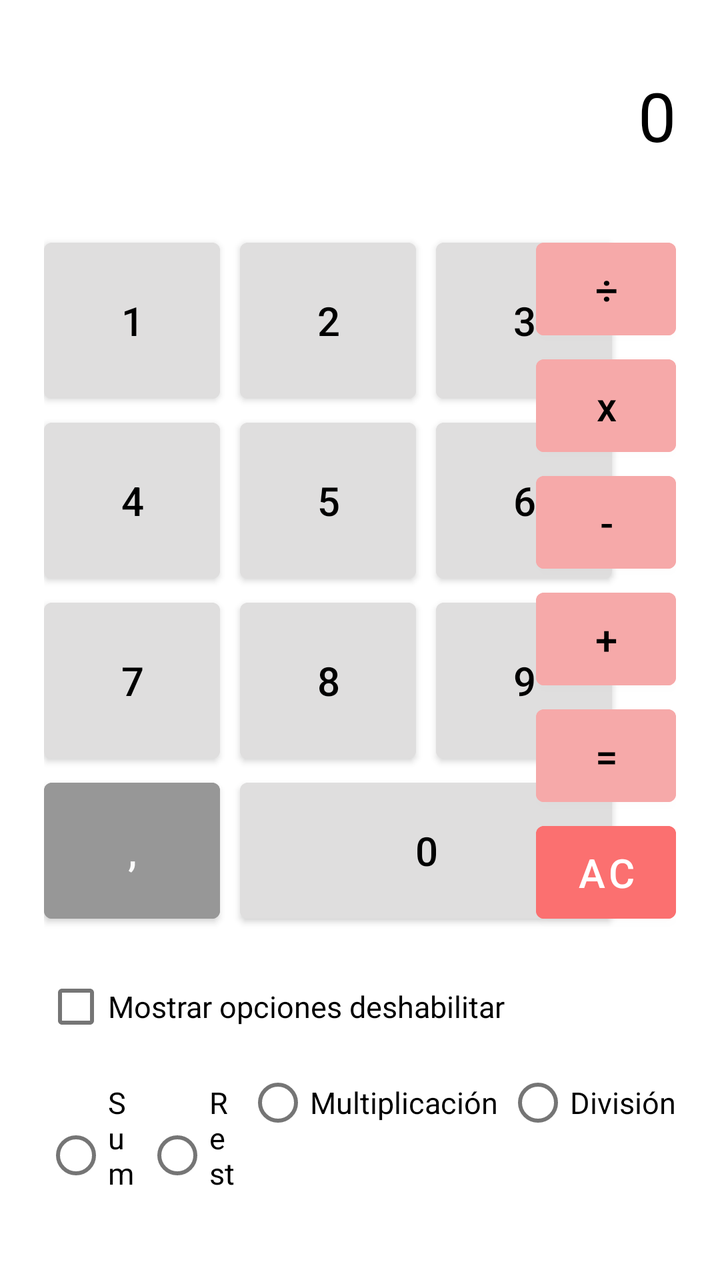
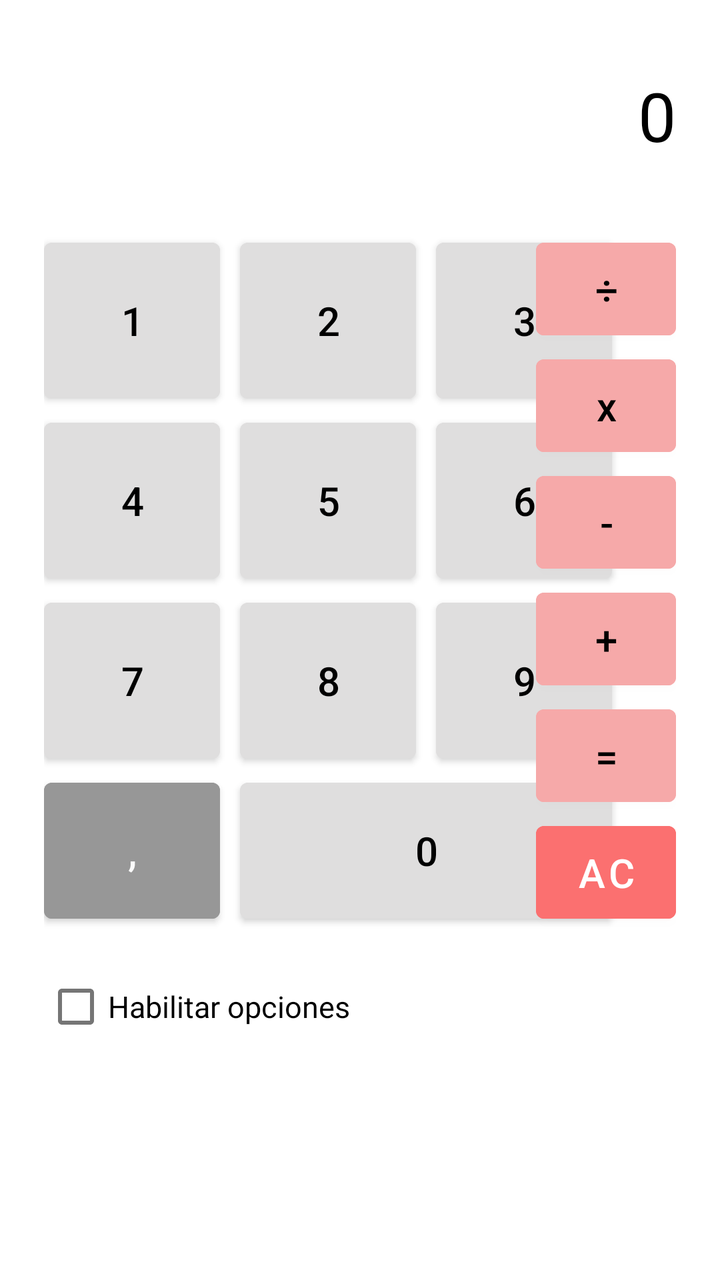

The first picture is an Android layout as it rendered before a commit; the second is the same layout after the commit. The layout source and the unified diff follow.
<!-- AndroidManifest.xml: application theme Theme.Calculator -->
<!-- res/layout/activity_main.xml -->
<?xml version="1.0" encoding="utf-8"?>
<androidx.constraintlayout.widget.ConstraintLayout xmlns:android="http://schemas.android.com/apk/res/android"
    xmlns:app="http://schemas.android.com/apk/res-auto"
    xmlns:tools="http://schemas.android.com/tools"
    android:layout_width="match_parent"
    android:layout_height="match_parent"
    tools:context=".MainActivity">

    <TextView
        android:id="@+id/textView"
        android:layout_width="wrap_content"
        android:layout_height="wrap_content"
        android:text="0"
        android:textColor="#000000"
        android:textSize="34sp"
        app:layout_constraintBottom_toTopOf="@+id/guideline"
        app:layout_constraintEnd_toEndOf="@+id/linearLayout2"
        app:layout_constraintTop_toTopOf="parent" />

    <androidx.constraintlayout.widget.Guideline
        android:id="@+id/guideline"
        android:layout_width="wrap_content"
        android:layout_height="wrap_content"
        android:orientation="horizontal"
        app:layout_constraintGuide_percent="0.18" />

    <TableLayout
        android:id="@+id/tableLayout"
        android:layout_width="wrap_content"
        android:layout_height="wrap_content"
        android:layout_marginStart="22dp"
        app:layout_constraintStart_toStartOf="parent"
        app:layout_constraintTop_toTopOf="@+id/guideline">

        <TableRow
            android:layout_width="match_parent"
            android:layout_height="match_parent">

            <Button
                android:id="@+id/button1"
                android:layout_width="wrap_content"
                android:layout_height="90dp"
                android:layout_marginRight="10dp"
                android:backgroundTint="#DFDEDE"
                android:onClick="onClick"
                android:text="1"
                android:textColor="#000000"
                android:textSize="20sp"
                android:textStyle="normal" />

            <Button
                android:id="@+id/button2"
                android:layout_width="wrap_content"
                android:layout_height="90dp"
                android:layout_marginRight="10dp"
                android:backgroundTint="#DFDEDE"
                android:onClick="onClick"
                android:text="2"
                android:textColor="#000000"
                android:textSize="20sp" />

            <Button
                android:id="@+id/button3"
                android:layout_width="wrap_content"
                android:layout_height="90dp"
                android:layout_marginRight="10dp"
                android:backgroundTint="#DFDEDE"
                android:onClick="onClick"
                android:text="3"
                android:textColor="#000000"
                android:textSize="20sp" />
        </TableRow>

        <TableRow
            android:layout_width="match_parent"
            android:layout_height="match_parent">

            <Button
                android:id="@+id/button4"
                android:layout_width="wrap_content"
                android:layout_height="90dp"
                android:layout_marginRight="10dp"
                android:backgroundTint="#DFDEDE"
                android:onClick="onClick"
                android:text="4"
                android:textColor="#000000"
                android:textSize="20sp" />

            <Button
                android:id="@+id/button5"
                android:layout_width="wrap_content"
                android:layout_height="90dp"
                android:layout_marginRight="10dp"
                android:backgroundTint="#DFDEDE"
                android:onClick="onClick"
                android:text="5"
                android:textColor="#000000"
                android:textSize="20sp" />

            <Button
                android:id="@+id/button6"
                android:layout_width="wrap_content"
                android:layout_height="90dp"
                android:layout_marginRight="10dp"
                android:backgroundTint="#DFDEDE"
                android:onClick="onClick"
                android:text="6"
                android:textColor="#000000"
                android:textSize="20sp" />
        </TableRow>

        <TableRow
            android:layout_width="match_parent"
            android:layout_height="match_parent">

            <Button
                android:id="@+id/button7"
                android:layout_width="wrap_content"
                android:layout_height="90dp"
                android:layout_marginRight="10dp"
                android:backgroundTint="#DFDEDE"
                android:onClick="onClick"
                android:text="7"
                android:textColor="#000000"
                android:textSize="20sp" />

            <Button
                android:id="@+id/button8"
                android:layout_width="wrap_content"
                android:layout_height="90dp"
                android:layout_marginRight="10dp"
                android:backgroundTint="#DFDEDE"
                android:onClick="onClick"
                android:text="8"
                android:textColor="#000000"
                android:textSize="20sp" />

            <Button
                android:id="@+id/button9"
                android:layout_width="wrap_content"
                android:layout_height="90dp"
                android:layout_marginRight="10dp"
                android:backgroundTint="#DFDEDE"
                android:onClick="onClick"
                android:text="9"
                android:textColor="#000000"
                android:textSize="20sp" />

        </TableRow>

    </TableLayout>

    <LinearLayout
        android:id="@+id/linearLayout"
        android:layout_width="0dp"
        android:layout_height="wrap_content"
        android:orientation="horizontal"
        app:layout_constraintEnd_toEndOf="@+id/tableLayout"
        app:layout_constraintStart_toStartOf="@+id/tableLayout"
        app:layout_constraintTop_toBottomOf="@+id/tableLayout">

        <Button
            android:id="@+id/buttonPoint"
            android:layout_width="wrap_content"
            android:layout_height="match_parent"
            android:layout_marginRight="10dp"
            android:backgroundTint="#979797"
            android:text=","
            android:textColor="#FBFBFB"
            android:textSize="20sp" />

        <Button
            android:id="@+id/button0"
            android:layout_width="match_parent"
            android:layout_height="80dp"
            android:layout_marginRight="10dp"
            android:backgroundTint="#DFDEDE"
            android:onClick="onClick"
            android:text="0"
            android:textColor="#000000"
            android:textSize="20sp" />
    </LinearLayout>

    <LinearLayout
        android:id="@+id/linearLayout2"
        android:layout_width="wrap_content"
        android:layout_height="0dp"
        android:layout_marginEnd="22dp"
        android:orientation="vertical"
        app:layout_constraintBottom_toBottomOf="@+id/linearLayout"
        app:layout_constraintEnd_toEndOf="parent"
        app:layout_constraintTop_toTopOf="@+id/tableLayout">

        <Button
            android:id="@+id/buttonSplit"
            android:layout_width="70dp"
            android:layout_height="wrap_content"
            android:layout_weight="1"
            android:backgroundTint="#F6A9A9"
            android:text="÷"
            android:textColor="#000000"
            android:textSize="20sp" />

        <Button
            android:id="@+id/buttonMultiply"
            android:layout_width="70dp"
            android:layout_height="wrap_content"
            android:layout_weight="1"
            android:backgroundTint="#F6A9A9"
            android:text="x"
            android:textAllCaps="false"
            android:textColor="#000000"
            android:textSize="20sp" />

        <Button
            android:id="@+id/buttonLess"
            android:layout_width="70dp"
            android:layout_height="wrap_content"
            android:layout_weight="1"
            android:backgroundTint="#F6A9A9"
            android:text="-"
            android:textColor="#000000"
            android:textSize="20sp" />

        <Button
            android:id="@+id/buttonSum"
            android:layout_width="70dp"
            android:layout_height="wrap_content"
            android:layout_weight="1"
            android:backgroundTint="#F6A9A9"
            android:text="+"
            android:textColor="#000000"
            android:textSize="20sp" />

        <Button
            android:id="@+id/buttonEqual"
            android:layout_width="70dp"
            android:layout_height="wrap_content"
            android:layout_weight="1"
            android:backgroundTint="#F6A9A9"
            android:text="="
            android:textColor="#000000"
            android:textSize="20sp" />

        <Button
            android:id="@+id/buttonReset"
            android:layout_width="70dp"
            android:layout_height="wrap_content"
            android:layout_weight="1"
            android:backgroundTint="#FB7070"
            android:text="AC"
            android:textColor="#FFFFFF"
            android:textSize="20sp" />
    </LinearLayout>

    <CheckBox
        android:id="@+id/checkBoxSettings"
        android:layout_width="wrap_content"
        android:layout_height="wrap_content"
        android:layout_marginTop="14dp"
        android:text="@string/settings"
        android:textColor="#000000"
        android:textSize="15sp"
        app:layout_constraintStart_toStartOf="@+id/tableLayout"
        app:layout_constraintTop_toBottomOf="@+id/linearLayout" />

    <LinearLayout
        android:layout_width="0dp"
        android:layout_height="wrap_content"
        app:layout_constraintEnd_toEndOf="@+id/linearLayout2"
        app:layout_constraintStart_toStartOf="@+id/checkBoxSettings"
        app:layout_constraintTop_toBottomOf="@+id/checkBoxSettings">

        <RadioGroup
            android:layout_width="wrap_content"
            android:layout_height="wrap_content"
            android:orientation="horizontal">

            <RadioButton
                android:id="@+id/radioButtonSum"
                android:layout_width="wrap_content"
                android:layout_height="wrap_content"
                android:layout_marginRight="4dp"
                android:layout_weight="1"
                android:text="@string/sum"
                android:textColor="#000000"
                android:textSize="15sp" />

            <RadioButton
                android:id="@+id/radioButtonLess"
                android:layout_width="wrap_content"
                android:layout_height="wrap_content"
                android:layout_marginRight="4dp"
                android:layout_weight="1"
                android:text="@string/less"
                android:textColor="#000000"
                android:textSize="15sp" />

            <RadioButton
                android:id="@+id/radioButtonMultiply"
                android:layout_width="match_parent"
                android:layout_height="wrap_content"
                android:layout_marginRight="4dp"
                android:text="@string/multiply"
                android:textColor="#000000"
                android:textSize="15sp" />

            <RadioButton
                android:id="@+id/radioButtonSplit"
                android:layout_width="match_parent"
                android:layout_height="wrap_content"
                android:text="@string/split"
                android:textColor="#000000"
                android:textSize="15sp" />
        </RadioGroup>
    </LinearLayout>

</androidx.constraintlayout.widget.ConstraintLayout>
<!-- resources referenced by this layout -->
<resources>
  <string name="less">Resta</string>
  <string name="multiply">Multiplicación</string>
  <string name="settings">Mostrar opciones deshabilitar</string>
  <string name="split">División</string>
  <string name="sum">Suma</string>
  <style name="Theme.Calculator" parent="Theme.MaterialComponents.DayNight.DarkActionBar">
          
          <item name="colorPrimary">@color/purple_500</item>
          <item name="colorPrimaryVariant">@color/purple_700</item>
          <item name="colorOnPrimary">@color/white</item>
          
          <item name="colorSecondary">@color/teal_200</item>
          <item name="colorSecondaryVariant">@color/teal_700</item>
          <item name="colorOnSecondary">@color/black</item>
          
          <item name="android:statusBarColor">?attr/colorPrimaryVariant</item>
          
      </style>
  <color name="purple_500">#FF6200EE</color>
  <color name="purple_700">#FF3700B3</color>
  <color name="white">#FFFFFFFF</color>
  <color name="teal_200">#FF03DAC5</color>
  <color name="teal_700">#FF018786</color>
  <color name="black">#FF000000</color>
</resources>

<!-- the commit's change to res/layout/activity_main.xml (unified diff, before → after) -->
@@ -272,9 +272,11 @@
         app:layout_constraintTop_toBottomOf="@+id/checkBoxSettings">
 
         <RadioGroup
+            android:id="@+id/radioGroup"
             android:layout_width="wrap_content"
             android:layout_height="wrap_content"
-            android:orientation="horizontal">
+            android:orientation="horizontal"
+            android:visibility="gone">
 
             <RadioButton
                 android:id="@+id/radioButtonSum"
<!-- resource entries referenced after the edit -->
@@ -2,7 +2,7 @@
 <resources>
   <string name="less">Resta</string>
   <string name="multiply">Multiplicación</string>
-  <string name="settings">Mostrar opciones deshabilitar</string>
+  <string name="settings">Habilitar opciones</string>
   <string name="split">División</string>
   <string name="sum">Suma</string>
   <style name="Theme.Calculator" parent="Theme.MaterialComponents.DayNight.DarkActionBar">
